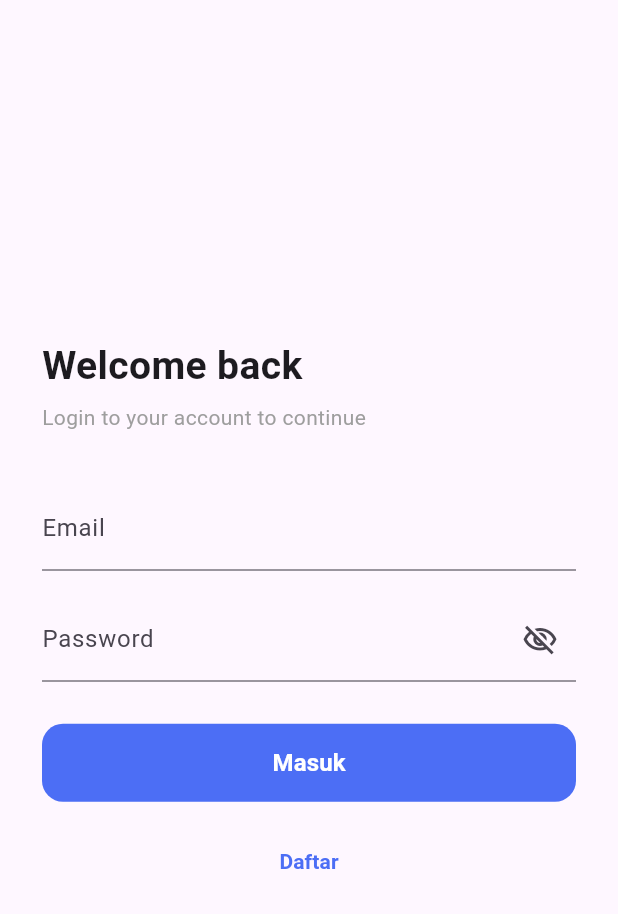
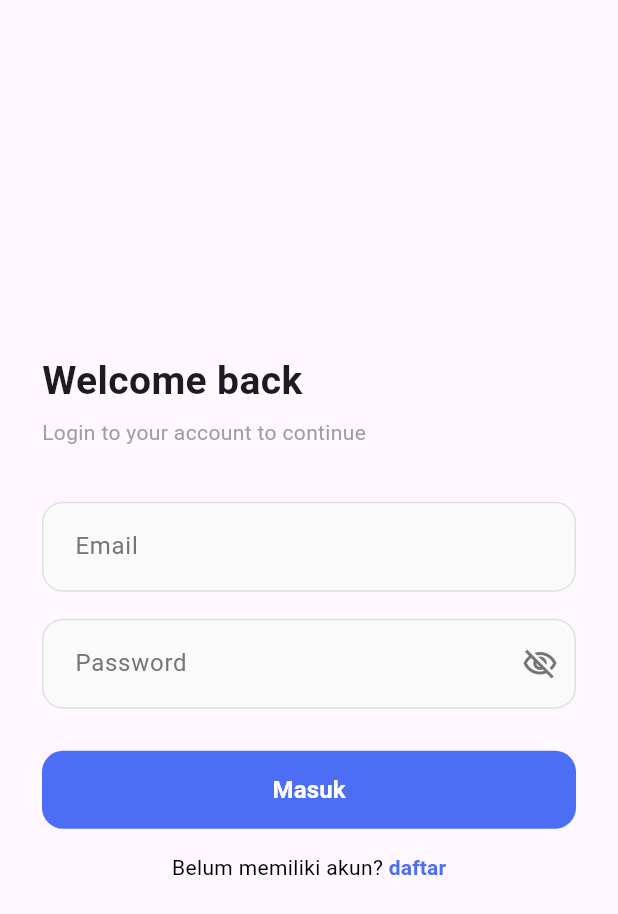
Before and after one commit to KevinKeynaro/DailyBlog, a Flutter app: the screen it shows after launch, on a phone screen of 412 x 824 dp. Shown: the top 914 px of the screen. Run offline on Flutter 3.47's test engine with Material 3 defaults, Android fonts, the phone set to English and light mode, and no system bars; our stand-ins replace google_fonts.

Commit message:
Changing LoginPage and RegisterPage

```diff
--- a/frontend/lib/main.dart
+++ b/frontend/lib/main.dart
@@ -48,18 +48,55 @@ class _LoginPageState extends State<LoginPage> {
                     style: GoogleFonts.roboto(fontSize: 14, color: Colors.grey),
                   ),
                   const SizedBox(height: 36),
-                  TextField(
-                    decoration: const InputDecoration(
+                  TextFormField(
+                    keyboardType: TextInputType.emailAddress,
+                    decoration: InputDecoration(
                       labelText: 'Email',
                       hintText: 'you@example.com',
+                      filled: true,
+                      fillColor: Colors.grey[50],
+                      contentPadding: const EdgeInsets.symmetric(
+                        horizontal: 18,
+                        vertical: 18,
+                      ),
+                      enabledBorder: OutlineInputBorder(
+                        borderRadius: BorderRadius.circular(14),
+                        borderSide: BorderSide(color: Colors.grey.shade300),
+                      ),
+                      focusedBorder: OutlineInputBorder(
+                        borderRadius: BorderRadius.circular(14),
+                        borderSide: const BorderSide(
+                          color: Color(0xFF4C6EF5),
+                          width: 1.5,
+                        ),
+                      ),
+                      labelStyle: TextStyle(color: Colors.grey.shade600),
                     ),
                   ),
                   const SizedBox(height: 18),
-                  TextField(
+                  TextFormField(
                     obscureText: !showPassword,
                     decoration: InputDecoration(
                       labelText: 'Password',
                       hintText: 'Enter your password',
+                      filled: true,
+                      fillColor: Colors.grey[50],
+                      contentPadding: const EdgeInsets.symmetric(
+                        horizontal: 18,
+                        vertical: 18,
+                      ),
+                      enabledBorder: OutlineInputBorder(
+                        borderRadius: BorderRadius.circular(14),
+                        borderSide: BorderSide(color: Colors.grey.shade300),
+                      ),
+                      focusedBorder: OutlineInputBorder(
+                        borderRadius: BorderRadius.circular(14),
+                        borderSide: const BorderSide(
+                          color: Color(0xFF4C6EF5),
+                          width: 1.5,
+                        ),
+                      ),
+                      labelStyle: TextStyle(color: Colors.grey.shade600),
                       suffixIcon: IconButton(
                         onPressed: () {
                           setState(() {
@@ -70,6 +107,7 @@ class _LoginPageState extends State<LoginPage> {
                           showPassword
                               ? Icons.visibility_outlined
                               : Icons.visibility_off_outlined,
+                          color: Colors.grey.shade600,
                         ),
                       ),
                     ),
@@ -99,7 +137,17 @@ class _LoginPageState extends State<LoginPage> {
                   ),
                   const SizedBox(height: 16),
                   Center(
-                    child: TextButton(
+                    child: Row(
+                      mainAxisSize: MainAxisSize.min,
+                      children: [
+                        Text(
+                          'Belum memiliki akun? ',
+                          style: GoogleFonts.roboto(
+                            fontSize: 14,
+                            color: Colors.black,
+                          ),
+                        ),
+                        TextButton(
                           onPressed: () {
                             Navigator.push(
                               context,
@@ -108,14 +156,21 @@ class _LoginPageState extends State<LoginPage> {
                               ),
                             );
                           },
+                          style: TextButton.styleFrom(
+                            padding: EdgeInsets.zero,
+                            minimumSize: Size.zero,
+                            tapTargetSize: MaterialTapTargetSize.shrinkWrap,
+                          ),
                           child: Text(
-                        'Daftar',
+                            'daftar',
                             style: GoogleFonts.roboto(
                               fontSize: 14,
                               color: const Color(0xFF4C6EF5),
                               fontWeight: FontWeight.w600,
                             ),
                           ),
+                        ),
+                      ],
                     ),
                   ),
                 ],
--- a/frontend/lib/register.dart
+++ b/frontend/lib/register.dart
@@ -123,7 +123,17 @@ class _RegisterPageState extends State<RegisterPage> {
                   ),
                   const SizedBox(height: 16),
                   Center(
-                    child: TextButton(
+                    child: Row(
+                      mainAxisSize: MainAxisSize.min,
+                      children: [
+                        Text(
+                          'Sudah punya akun? ',
+                          style: GoogleFonts.roboto(
+                            fontSize: 14,
+                            color: Colors.black,
+                          ),
+                        ),
+                        TextButton(
                           onPressed: () {
                             Navigator.push(
                               context,
@@ -132,14 +142,21 @@ class _RegisterPageState extends State<RegisterPage> {
                               ),
                             );
                           },
+                          style: TextButton.styleFrom(
+                            padding: EdgeInsets.zero,
+                            minimumSize: Size.zero,
+                            tapTargetSize: MaterialTapTargetSize.shrinkWrap,
+                          ),
                           child: Text(
-                        'Masuk',
+                            'masuk',
                             style: GoogleFonts.roboto(
                               fontSize: 14,
                               color: const Color(0xFF4C6EF5),
                               fontWeight: FontWeight.w600,
                             ),
                           ),
+                        ),
+                      ],
                     ),
                   ),
                 ],
```
Lines whose indentation alone changed are shown as unchanged.
